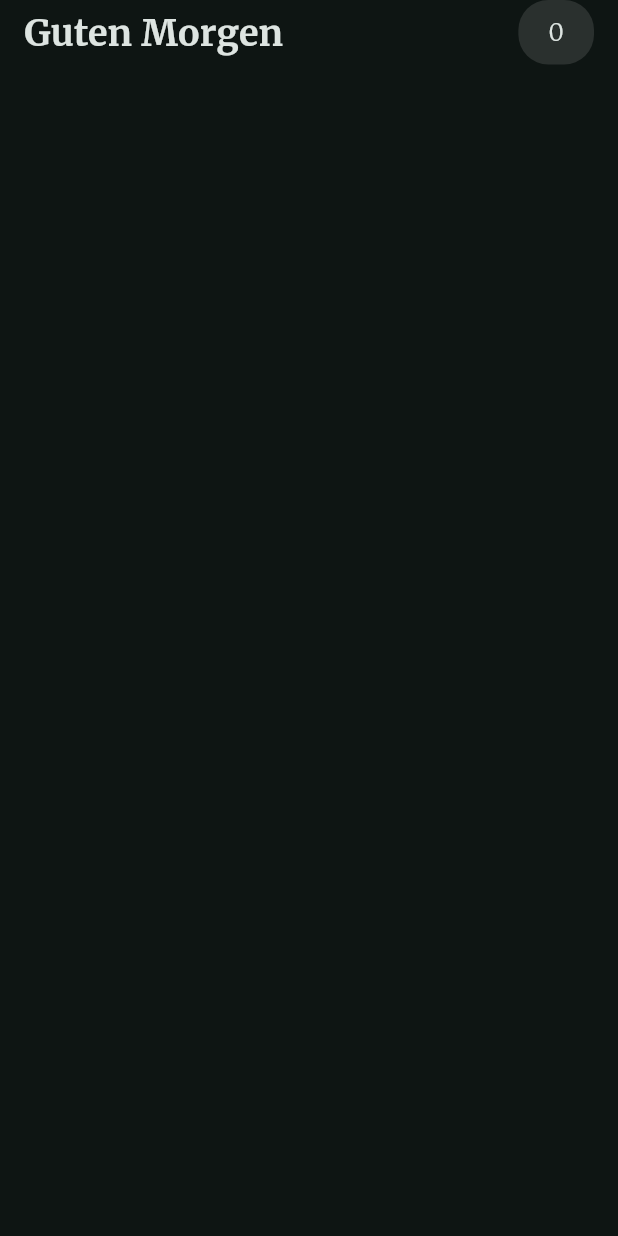
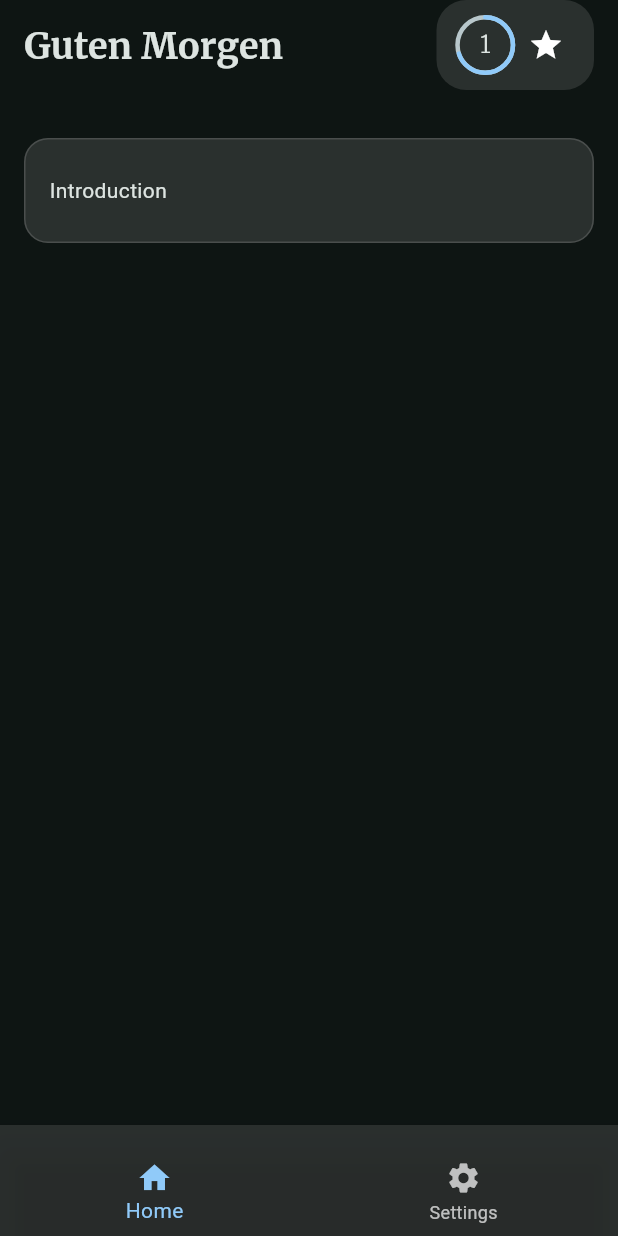
Before and after one commit to christianbachmannweb/poliZen, a Flutter app: the screen it shows after launch, on a phone screen of 412 x 824 dp. Run offline on Flutter 3.47's test engine with Material 3 defaults, Android fonts, the light colour scheme and no system bars; drawn by our look-alikes of percent_indicator; our stand-ins replace google_fonts.

Commit message:
navigation added + footer added + first main-button-widet

```diff
--- /dev/null
+++ b/lib/bootstrap.dart
@@ -0,0 +1,6 @@
+import 'package:flutter/material.dart';
+import 'package:polizen_app/presentation/app.dart';
+
+void bootstrap() {
+  runApp(const MyApp());
+}
--- a/lib/main.dart
+++ b/lib/main.dart
@@ -1,84 +1,5 @@
-import 'package:flutter/material.dart';
-import 'package:google_fonts/google_fonts.dart';
+import 'package:polizen_app/bootstrap.dart';
 
 void main() {
-  runApp(const MyApp());
+  bootstrap();
 }
-
-class MyApp extends StatelessWidget {
-  const MyApp({super.key});
-
-  @override
-  Widget build(BuildContext context) {
-    return MaterialApp(
-      debugShowCheckedModeBanner: false,
-      theme: ThemeData(
-        colorScheme: ColorScheme.fromSeed(
-          seedColor: Colors.teal,
-          brightness: Brightness.dark,
-        ),
-      ),
-      home: Scaffold(
-        body: SafeArea(
-          child: Container(
-            padding: EdgeInsets.symmetric(horizontal: 16),
-            child: Column(
-              children: [
-                Row(
-                  mainAxisAlignment: MainAxisAlignment.spaceBetween,
-
-                  children: [
-                    TextWidget(
-                      'Guten Morgen',
-                      fontsize: FontSizes.large,
-                      weight: FontWeight.w700,
-                    ),
-                    Container(
-                      padding: EdgeInsets.symmetric(
-                        vertical: 10,
-                        horizontal: 20,
-                      ),
-                      decoration: BoxDecoration(
-                        color: Colors.grey.withAlpha(50),
-                        borderRadius: BorderRadius.all(Radius.circular(20)),
-                      ),
-                      child: TextWidget('0'),
-                    ),
-                  ],
-                ),
-              ],
-            ),
-          ),
-        ),
-      ),
-    );
-  }
-}
-
-class TextWidget extends StatelessWidget {
-  const TextWidget(
-    this.text, {
-    super.key,
-    this.fontsize = FontSizes.regular,
-    this.weight = FontWeight.w300,
-  });
-  final String text;
-  final double fontsize;
-  final FontWeight weight;
-
-  @override
-  Widget build(BuildContext context) {
-    return Text(
-      text,
-      style: GoogleFonts.merriweather(fontSize: fontsize, fontWeight: weight),
-    );
-  }
-}
-
-class FontSizes {
-  static const double regular = 16;
-  static const double small = 14;
-  static const double medium = 20;
-  static const double large = 24;
-  static const double xlarge = 32;
-}
--- a/lib/presentation/app.dart
+++ b/lib/presentation/app.dart
@@ -0,0 +1,20 @@
+import 'package:flutter/material.dart';
+import 'package:polizen_app/presentation/pages/home/view/home_page.dart';
+
+class MyApp extends StatelessWidget {
+  const MyApp({super.key});
+
+  @override
+  Widget build(BuildContext context) {
+    return MaterialApp(
+      debugShowCheckedModeBanner: false,
+      theme: ThemeData(
+        colorScheme: ColorScheme.fromSeed(
+          seedColor: Colors.teal,
+          brightness: Brightness.dark,
+        ),
+      ),
+      home: HomePage(),
+    );
+  }
+}
--- /dev/null
+++ b/lib/presentation/pages/home/view/home_page.dart
@@ -0,0 +1,62 @@
+import 'package:flutter/material.dart';
+import 'package:polizen_app/presentation/widgets/navbar_widget.dart';
+
+class HomePage extends StatelessWidget {
+  const HomePage({super.key});
+
+  @override
+  Widget build(BuildContext context) {
+    return Scaffold(
+      body: SafeArea(
+        child: Container(
+          padding: EdgeInsets.symmetric(horizontal: 16),
+          child: Column(
+            children: [
+              NavBarWidget(),
+              const SizedBox(height: 32),
+              Container(
+                decoration: BoxDecoration(
+                  borderRadius: BorderRadius.circular(16),
+                  color: Colors.grey.withAlpha(50),
+                  border: Border.all(color: Colors.grey.withAlpha(70)),
+                ),
+                child: Row(
+                  children: [
+                    Padding(
+                      padding: const EdgeInsets.symmetric(
+                        vertical: 24.0,
+                        horizontal: 16,
+                      ),
+                      child: Text('Introduction'),
+                    ),
+                  ],
+                ),
+              ),
+            ],
+          ),
+        ),
+      ),
+      bottomNavigationBar: BottomNavigationBar(
+        selectedItemColor: Colors.blue[200],
+        backgroundColor: Colors.grey.withAlpha(50),
+        items: [
+          BottomNavigationBarItem(
+            icon: Padding(
+              padding: const EdgeInsets.only(top: 16),
+              child: Icon(Icons.home),
+            ),
+            label: 'Home',
+          ),
+          BottomNavigationBarItem(
+            icon: Padding(
+              padding: const EdgeInsets.only(top: 16.0),
+              child: Icon(Icons.settings),
+            ),
+            label: 'Settings',
+          ),
+        ],
+        currentIndex: 0,
+      ),
+    );
+  }
+}
--- /dev/null
+++ b/lib/presentation/widgets/navbar_widget.dart
@@ -0,0 +1,48 @@
+import 'package:flutter/material.dart';
+import 'package:percent_indicator/circular_percent_indicator.dart';
+import 'package:polizen_app/presentation/widgets/text_widget.dart';
+
+class NavBarWidget extends StatelessWidget {
+  const NavBarWidget({super.key});
+
+  @override
+  Widget build(BuildContext context) {
+    return Row(
+      mainAxisAlignment: MainAxisAlignment.spaceBetween,
+
+      children: [
+        TextWidget(
+          'Guten Morgen',
+          fontsize: FontSizes.large,
+          weight: FontWeight.w700,
+        ),
+        Container(
+          padding: EdgeInsets.symmetric(vertical: 10, horizontal: 20),
+          decoration: BoxDecoration(
+            color: Colors.grey.withAlpha(50),
+            borderRadius: BorderRadius.all(Radius.circular(20)),
+          ),
+          child: Row(
+            children: [
+              SizedBox(
+                width: 25,
+                child: CircularPercentIndicator(
+                  radius: 20.0,
+                  lineWidth: 3.0,
+                  animation: true,
+                  percent: 0.7,
+                  center: TextWidget('1'),
+
+                  circularStrokeCap: CircularStrokeCap.round,
+                  progressColor: Colors.blue[200],
+                ),
+              ),
+              const SizedBox(width: 16),
+              Icon(Icons.star),
+            ],
+          ),
+        ),
+      ],
+    );
+  }
+}
--- /dev/null
+++ b/lib/presentation/widgets/text_widget.dart
@@ -0,0 +1,30 @@
+import 'package:flutter/material.dart';
+import 'package:google_fonts/google_fonts.dart';
+
+class TextWidget extends StatelessWidget {
+  const TextWidget(
+    this.text, {
+    super.key,
+    this.fontsize = FontSizes.regular,
+    this.weight = FontWeight.w300,
+  });
+  final String text;
+  final double fontsize;
+  final FontWeight weight;
+
+  @override
+  Widget build(BuildContext context) {
+    return Text(
+      text,
+      style: GoogleFonts.merriweather(fontSize: fontsize, fontWeight: weight),
+    );
+  }
+}
+
+class FontSizes {
+  static const double regular = 16;
+  static const double small = 14;
+  static const double medium = 20;
+  static const double large = 24;
+  static const double xlarge = 32;
+}
--- a/pubspec.yaml
+++ b/pubspec.yaml
@@ -32,6 +32,7 @@
     sdk: flutter
   google_fonts: ^6.2.1
   flutter_svg: ^2.1.0
+  percent_indicator: ^4.2.5
   # The following adds the Cupertino Icons font to your application.
   # Use with the CupertinoIcons class for iOS style icons.
   cupertino_icons: ^1.0.8
```
Also changed, not shown: pubspec.lock, 1 other file.
